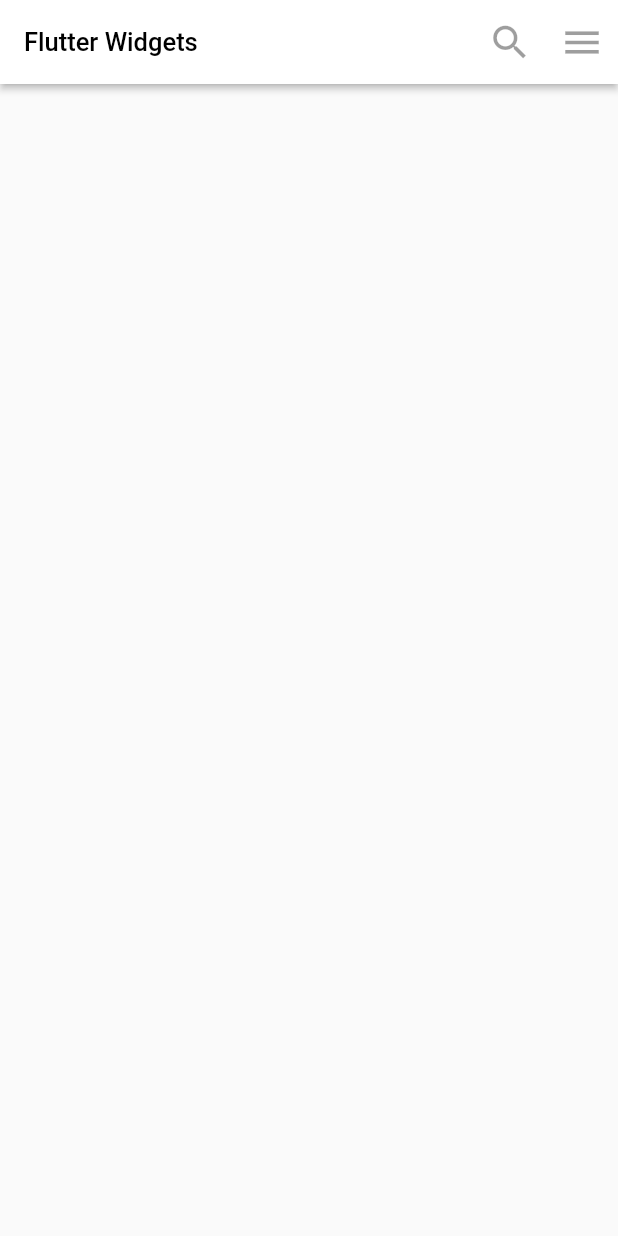
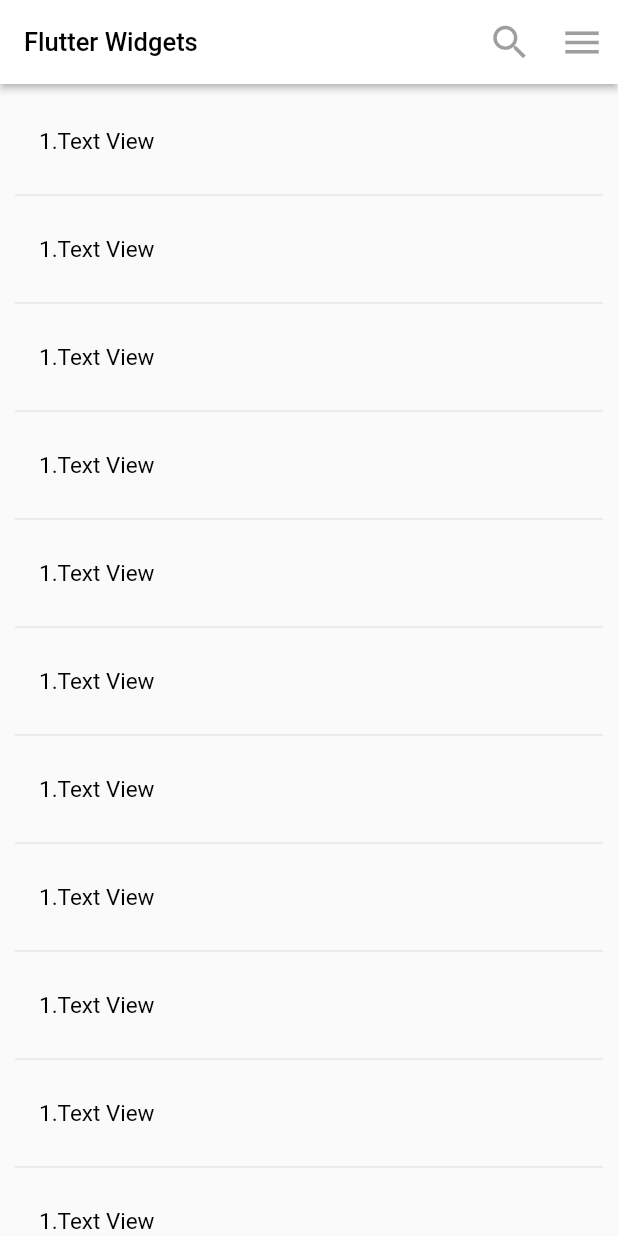
Before and after one commit to AthulKrishna14310/flutter_app, a Flutter app: the screen it shows after launch, on a phone screen of 412 x 824 dp. Run offline on Flutter 3.47's test engine with Material 2 defaults, Android fonts, the phone set to English and light mode, and no system bars.

Commit message:
Commit 2

```diff
--- a/lib/UI/Home.dart
+++ b/lib/UI/Home.dart
@@ -1,20 +1,25 @@
 import 'package:flutter/material.dart';
 import 'package:flutter_app/UI/MyAppBar.dart';
+import 'package:flutter_app/UI/MyListViewBuilder.dart';
+
 
 class Home extends StatelessWidget {
   // ignore: must_be_immutable
    MyAppBar myAppBar;
+   MyListViewBuilder myListViewBuidler;
 
-  Home(){
-  myAppBar=new MyAppBar();
-  }
+   Home(){
+    myAppBar=new MyAppBar();
+    myListViewBuidler=new MyListViewBuilder();
+   }
 
   @override
   Widget build(BuildContext context) {
 
     return new Scaffold(
       appBar:myAppBar.initiateAppBar(),
+      body: myListViewBuidler.initiateListBuilder()
     );
 
-  }
+    }
 }
--- /dev/null
+++ b/lib/UI/MyListViewBuilder.dart
@@ -0,0 +1,25 @@
+import 'package:flutter/cupertino.dart';
+import 'package:flutter/material.dart';
+import 'package:flutter/widgets.dart';
+
+class MyListViewBuilder {
+
+  Widget initiateListBuilder() {
+
+    return new ListView.builder(
+
+      padding: const EdgeInsets.all(10.0),
+      itemBuilder: (context, i) {
+        if (i.isOdd) return Divider();
+        return new ListTile(
+              title: new Text("1.Text View",
+              style: new TextStyle(
+                  color: Colors.black,
+                  fontSize: 15
+              )),
+        );
+        },
+
+    );
+  }
+}
```
Also changed, not shown: lib/UI/MyAppBar.dart (+3 -4 lines), lib/UI/MyListTile.dart (added, +21 -0 lines).
